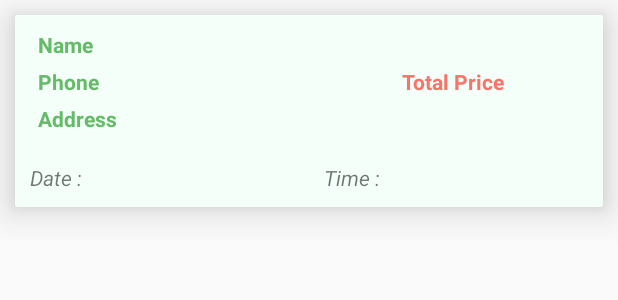
After one commit to Gulsher6862/DebuggingProject1, an Android app: the layout orders_layout.xml on its own in the app's theme, with its tools: preview values and no code run, on a phone screen of 412 x 824 dp. The commit adds this screen. Shown: the top 300 px of the screen. Run offline under Robolectric (Android 15) with nearby library versions, the phone set to English and light mode, and no system bars.

Commit message:
fetching order details from firestore

```diff
--- a/Project1/app/src/main/res/layout/activity_my_orders.xml
+++ b/Project1/app/src/main/res/layout/activity_my_orders.xml
@@ -35,7 +35,7 @@
     </com.google.android.material.appbar.AppBarLayout>
 
     <androidx.recyclerview.widget.RecyclerView
-        android:id="@+id/cart_list"
+        android:id="@+id/orders_list"
         android:layout_width="match_parent"
         android:layout_height="match_parent"
         android:layout_below="@+id/cart_appbar"
@@ -44,7 +44,7 @@
     </androidx.recyclerview.widget.RecyclerView>
 
     <Button
-        android:id="@+id/checkout_btn"
+        android:id="@+id/shop_more_btn"
         android:layout_width="match_parent"
         android:layout_height="wrap_content"
         android:layout_alignParentBottom="true"
--- a/Project1/app/src/main/res/layout/cart_items_layout.xml
+++ b/Project1/app/src/main/res/layout/cart_items_layout.xml
@@ -25,7 +25,7 @@
                 android:layout_width="160dp"
                 android:layout_height="wrap_content"
                 android:text="Product Name"
-                android:textColor="@color/blue"
+                android:textColor="@color/darkgreen"
                 android:textSize="14sp"
                 android:layout_marginLeft="5dp"
                 android:textStyle="bold">
@@ -61,8 +61,6 @@
 
         </TextView>
 
-
-
     </LinearLayout>
 
 </androidx.cardview.widget.CardView>
--- /dev/null
+++ b/Project1/app/src/main/res/layout/orders_layout.xml
@@ -0,0 +1,114 @@
+<?xml version="1.0" encoding="utf-8"?>
+<androidx.cardview.widget.CardView xmlns:android="http://schemas.android.com/apk/res/android"
+    android:layout_width="match_parent"
+    android:layout_height="wrap_content"
+    xmlns:app="http://schemas.android.com/apk/res-auto"
+    app:cardElevation="15dp"
+    android:layout_margin="10dp">
+
+    <LinearLayout
+        android:layout_width="match_parent"
+        android:layout_height="wrap_content"
+        android:orientation="vertical"
+        android:background="#F5FFFA">
+
+        <LinearLayout
+            android:layout_width="match_parent"
+            android:layout_height="match_parent"
+            android:padding="10dp"
+            android:weightSum="2">
+
+            <LinearLayout
+                android:layout_width="match_parent"
+                android:layout_height="match_parent"
+                android:layout_weight="1"
+                android:orientation="vertical">
+
+                <TextView
+                    android:id="@+id/order_name"
+                    android:layout_width="160dp"
+                    android:layout_height="wrap_content"
+                    android:text="Name"
+                    android:textColor="@color/darkgreen"
+                    android:textSize="14sp"
+                    android:layout_marginLeft="5dp"
+                    android:textStyle="bold">
+                </TextView>
+
+                <TextView
+                    android:id="@+id/order_phone"
+                    android:layout_width="160dp"
+                    android:layout_height="wrap_content"
+                    android:layout_marginLeft="5dp"
+                    android:text="Phone"
+                    android:textColor="@color/darkgreen"
+                    android:textSize="14sp"
+                    android:textStyle="bold"
+                    android:layout_marginTop="5dp">
+                </TextView>
+
+                <TextView
+                    android:id="@+id/order_address"
+                    android:layout_width="160dp"
+                    android:layout_height="wrap_content"
+                    android:layout_marginLeft="5dp"
+                    android:text="Address"
+                    android:textColor="@color/darkgreen"
+                    android:textSize="14sp"
+                    android:textStyle="bold"
+                    android:layout_marginTop="5dp">
+                </TextView>
+
+            </LinearLayout>
+
+            <TextView
+                android:layout_weight="1"
+                android:id="@+id/order_price"
+                android:layout_width="match_parent"
+                android:layout_height="match_parent"
+                android:text="Total Price"
+                android:textColor="@color/red2"
+                android:textSize="14sp"
+                android:layout_marginLeft="5dp"
+                android:textStyle="bold"
+                android:gravity="center"
+                android:layout_gravity="center_vertical">
+
+            </TextView>
+
+        </LinearLayout>
+
+        <LinearLayout
+            android:layout_width="match_parent"
+            android:layout_height="wrap_content"
+            android:layout_weight="2">
+
+            <TextView
+                android:id="@+id/order_date"
+                android:layout_width="match_parent"
+                android:layout_height="wrap_content"
+                android:layout_weight="1"
+                android:text="Date : "
+                android:textSize="14sp"
+                android:textStyle="italic"
+                android:layout_margin="10dp">
+
+            </TextView>
+
+            <TextView
+                android:id="@+id/order_time"
+                android:layout_width="match_parent"
+                android:layout_height="wrap_content"
+                android:layout_weight="1"
+                android:text="Time : "
+                android:textSize="14sp"
+                android:textStyle="italic"
+                android:layout_margin="10dp">
+
+            </TextView>
+
+        </LinearLayout>
+
+    </LinearLayout>
+
+</androidx.cardview.widget.CardView>
```
Also changed, not shown: Project1/app/src/main/java/com/example/project1/Model/Orders.java (added, +83 -0 lines), Project1/app/src/main/java/com/example/project1/MyOrders.java (+77 -0 lines).
